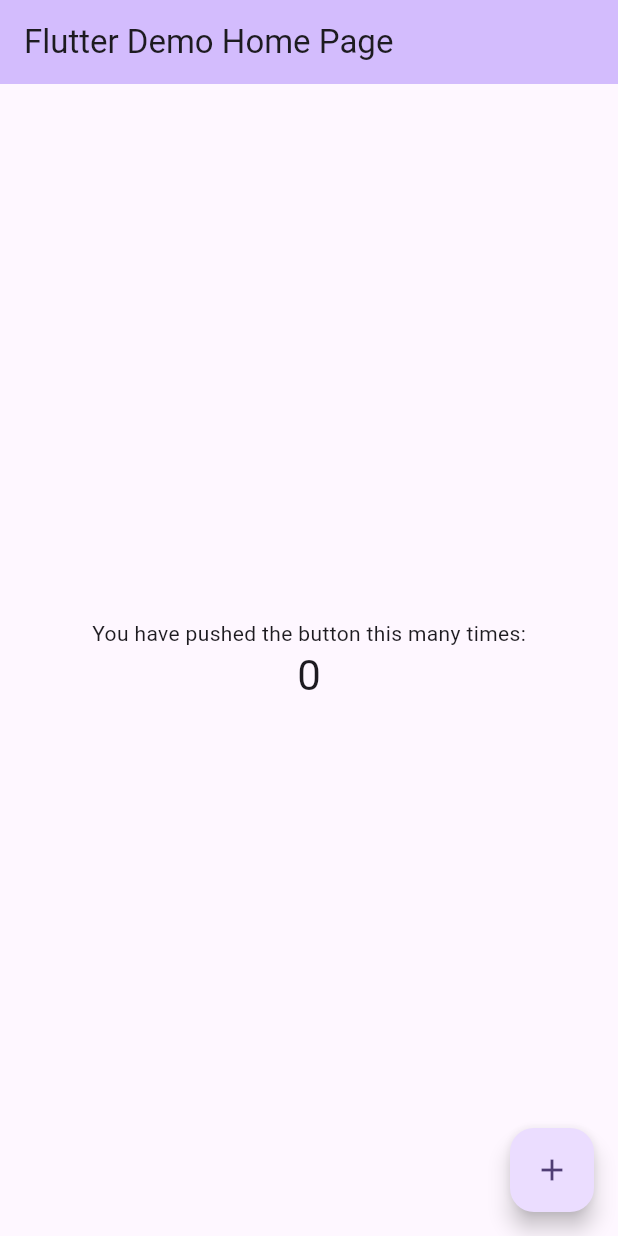
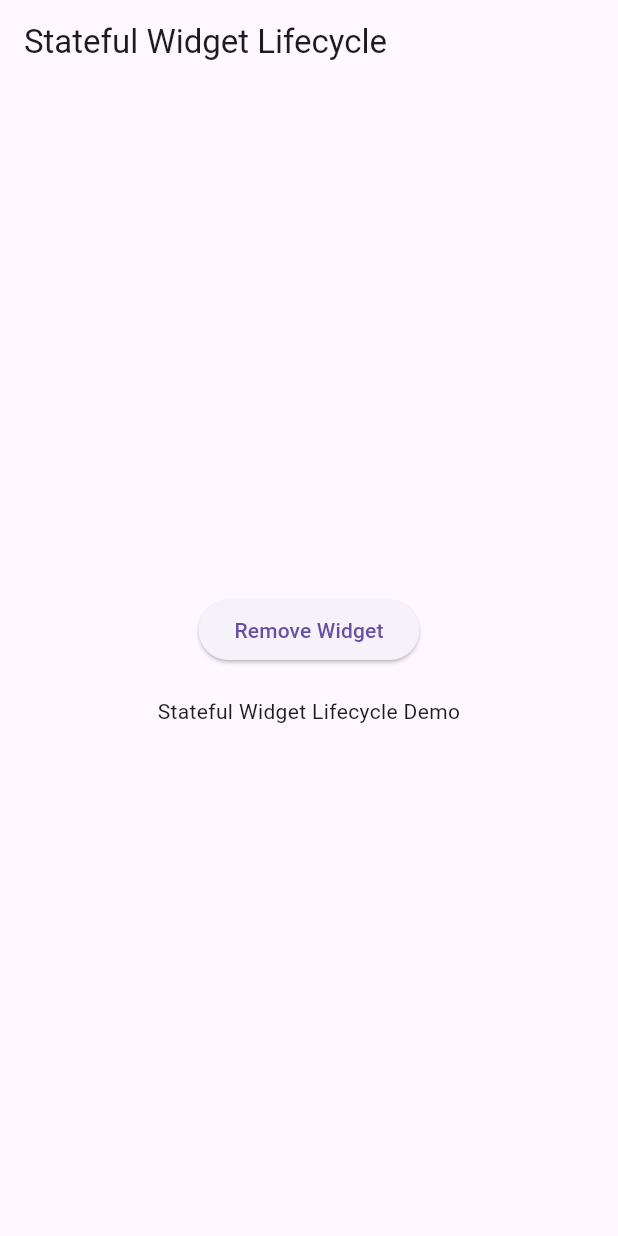
Before and after one commit to FGonzales-Dev/flutter_stateful_lifecycle, a Flutter app: the screen it shows after launch, on a phone screen of 412 x 824 dp. Run offline on Flutter 3.47's test engine with Material 3 defaults, Android fonts, the phone set to English and light mode, and no system bars.

Commit message:
added demo for lifecycle

```diff
--- a/lib/main.dart
+++ b/lib/main.dart
@@ -1,125 +1,105 @@
 import 'package:flutter/material.dart';
 
 void main() {
-  runApp(const MyApp());
+  runApp(MyApp());
 }
 
 class MyApp extends StatelessWidget {
-  const MyApp({super.key});
-
-  // This widget is the root of your application.
   @override
   Widget build(BuildContext context) {
     return MaterialApp(
-      title: 'Flutter Demo',
-      theme: ThemeData(
-        // This is the theme of your application.
-        //
-        // TRY THIS: Try running your application with "flutter run". You'll see
-        // the application has a purple toolbar. Then, without quitting the app,
-        // try changing the seedColor in the colorScheme below to Colors.green
-        // and then invoke "hot reload" (save your changes or press the "hot
-        // reload" button in a Flutter-supported IDE, or press "r" if you used
-        // the command line to start the app).
-        //
-        // Notice that the counter didn't reset back to zero; the application
-        // state is not lost during the reload. To reset the state, use hot
-        // restart instead.
-        //
-        // This works for code too, not just values: Most code changes can be
-        // tested with just a hot reload.
-        colorScheme: ColorScheme.fromSeed(seedColor: Colors.deepPurple),
-        useMaterial3: true,
+      home: Scaffold(
+        appBar: AppBar(title: Text('Stateful Widget Lifecycle')),
+        body: WidgetVisibilityToggle(),
       ),
-      home: const MyHomePage(title: 'Flutter Demo Home Page'),
     );
   }
 }
 
-class MyHomePage extends StatefulWidget {
-  const MyHomePage({super.key, required this.title});
-
-  // This widget is the home page of your application. It is stateful, meaning
-  // that it has a State object (defined below) that contains fields that affect
-  // how it looks.
-
-  // This class is the configuration for the state. It holds the values (in this
-  // case the title) provided by the parent (in this case the App widget) and
-  // used by the build method of the State. Fields in a Widget subclass are
-  // always marked "final".
-
-  final String title;
-
+class WidgetVisibilityToggle extends StatefulWidget {
   @override
-  State<MyHomePage> createState() => _MyHomePageState();
+  _WidgetVisibilityToggleState createState() => _WidgetVisibilityToggleState();
 }
 
-class _MyHomePageState extends State<MyHomePage> {
-  int _counter = 0;
+class _WidgetVisibilityToggleState extends State<WidgetVisibilityToggle> {
+  bool _isVisible = true;
 
-  void _incrementCounter() {
+  void _toggleVisibility() {
     setState(() {
-      // This call to setState tells the Flutter framework that something has
-      // changed in this State, which causes it to rerun the build method below
-      // so that the display can reflect the updated values. If we changed
-      // _counter without calling setState(), then the build method would not be
-      // called again, and so nothing would appear to happen.
-      _counter++;
+      _isVisible = !_isVisible;
+      print(_isVisible
+          ? 'LifecycleDemo is now visible'
+          : 'LifecycleDemo has been removed from the tree');
     });
   }
 
   @override
   Widget build(BuildContext context) {
-    // This method is rerun every time setState is called, for instance as done
-    // by the _incrementCounter method above.
-    //
-    // The Flutter framework has been optimized to make rerunning build methods
-    // fast, so that you can just rebuild anything that needs updating rather
-    // than having to individually change instances of widgets.
-    return Scaffold(
-      appBar: AppBar(
-        // TRY THIS: Try changing the color here to a specific color (to
-        // Colors.amber, perhaps?) and trigger a hot reload to see the AppBar
-        // change color while the other colors stay the same.
-        backgroundColor: Theme.of(context).colorScheme.inversePrimary,
-        // Here we take the value from the MyHomePage object that was created by
-        // the App.build method, and use it to set our appbar title.
-        title: Text(widget.title),
-      ),
-      body: Center(
-        // Center is a layout widget. It takes a single child and positions it
-        // in the middle of the parent.
-        child: Column(
-          // Column is also a layout widget. It takes a list of children and
-          // arranges them vertically. By default, it sizes itself to fit its
-          // children horizontally, and tries to be as tall as its parent.
-          //
-          // Column has various properties to control how it sizes itself and
-          // how it positions its children. Here we use mainAxisAlignment to
-          // center the children vertically; the main axis here is the vertical
-          // axis because Columns are vertical (the cross axis would be
-          // horizontal).
-          //
-          // TRY THIS: Invoke "debug painting" (choose the "Toggle Debug Paint"
-          // action in the IDE, or press "p" in the console), to see the
-          // wireframe for each widget.
-          mainAxisAlignment: MainAxisAlignment.center,
-          children: <Widget>[
-            const Text(
-              'You have pushed the button this many times:',
-            ),
-            Text(
-              '$_counter',
-              style: Theme.of(context).textTheme.headlineMedium,
-            ),
-          ],
+    return Column(
+      mainAxisAlignment: MainAxisAlignment.center,
+      children: [
+        ElevatedButton(
+          onPressed: _toggleVisibility,
+          child: Text(_isVisible ? 'Remove Widget' : 'Show Widget'),
         ),
-      ),
-      floatingActionButton: FloatingActionButton(
-        onPressed: _incrementCounter,
-        tooltip: 'Increment',
-        child: const Icon(Icons.add),
-      ), // This trailing comma makes auto-formatting nicer for build methods.
+        SizedBox(height: 20),
+        _isVisible ? LifecycleDemo() : Container(),
+      ],
     );
   }
 }
+
+class LifecycleDemo extends StatefulWidget {
+  @override
+  _LifecycleDemoState createState() {
+    print(
+        "1. createState() - Called once when the stateful widget is created.");
+    return _LifecycleDemoState();
+  }
+}
+
+class _LifecycleDemoState extends State<LifecycleDemo> {
+  @override
+  void initState() {
+    super.initState();
+    print(
+        "2. initState() - Called once when the state object is first created.");
+  }
+
+  @override
+  void didChangeDependencies() {
+    super.didChangeDependencies();
+    print(
+        "3. didChangeDependencies() - Called when the dependencies of the widget change.");
+  }
+
+  @override
+  Widget build(BuildContext context) {
+    print("4. build() - Called whenever the widget needs to be rebuilt.");
+    return Center(
+      child:
+          Text('Stateful Widget Lifecycle Demo', textAlign: TextAlign.center),
+    );
+  }
+
+  @override
+  void didUpdateWidget(covariant LifecycleDemo oldWidget) {
+    super.didUpdateWidget(oldWidget);
+    print(
+        "5. didUpdateWidget() - Called when the widget configuration changes.");
+  }
+
+  @override
+  void deactivate() {
+    super.deactivate();
+    print(
+        "7. deactivate() - Called when the widget is removed from the tree but might be reinserted before the current frame ends.");
+  }
+
+  @override
+  void dispose() {
+    super.dispose();
+    print(
+        "8. dispose() - Called when the widget is permanently removed from the tree.");
+  }
+}
```
